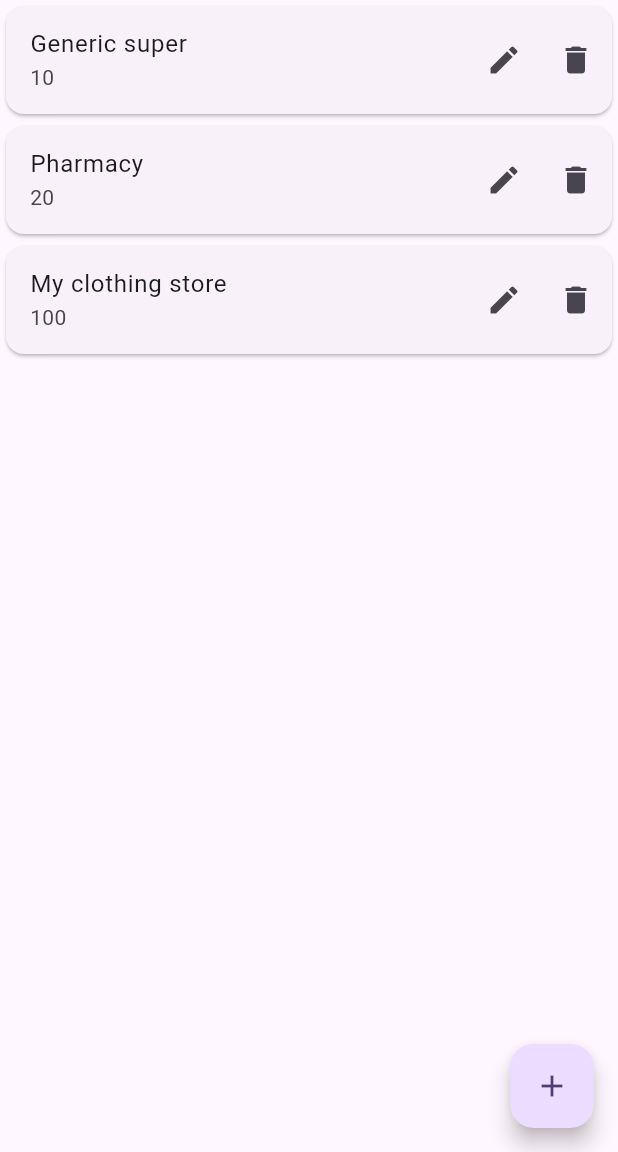
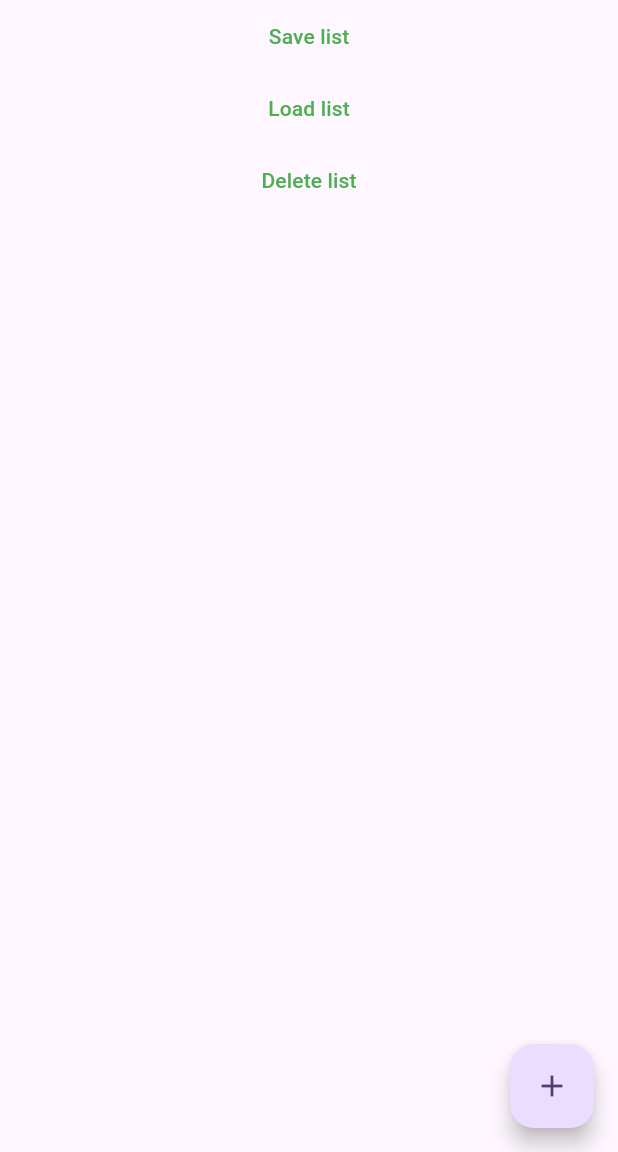
Before and after one commit to Troyansky1/YAMM, a Flutter app: the screen it shows after launch, on a phone screen of 412 x 824 dp, the part 84-1236 px from its top. Run offline on Flutter 3.47's test engine with Material 3 defaults, Android fonts, the phone set to English and light mode, and no system bars; our stand-ins replace csv, file_picker, permission_handler; statements that could not run were skipped.

Commit message:
List loads from csv to the home page wich still directs to the save transaction page

```diff
--- a/yamm_app/lib/HomePage.dart
+++ b/yamm_app/lib/HomePage.dart
@@ -1,6 +1,7 @@
 import 'package:flutter/material.dart';
+import 'package:yamm_app/Transaction.dart';
+import 'package:yamm_app/SaveAndLoadCsv.dart';
 import 'package:yamm_app/SaveTransaction.dart';
-import 'package:yamm_app/Transaction.dart';
 
 class HomePage extends StatefulWidget {
   const HomePage({super.key, required this.title});
@@ -12,11 +13,42 @@ class HomePage extends StatefulWidget {
 }
 
 class _MyHomePageState extends State<HomePage> {
+  //late List<List<dynamic>> employeeData;
+
+  late List<List<dynamic>> transactionsList;
+  late List<List<dynamic>> ImportedTransactionsList;
+
   List<Transaction> transactions = [
     Transaction(0, 'Generic super', 10),
     Transaction(1, 'Pharmacy', 20),
     Transaction(2, 'My clothing store', 100)
   ];
+
+  @override
+  initState() {
+    ImportedTransactionsList = List<List<dynamic>>.empty(growable: true);
+    transactionsList = List<List<dynamic>>.empty(growable: true);
+    transactionsList = [
+      Transaction(0, 'Generic super', 10).convertToListItem(),
+      Transaction(1, 'Pharmacy', 20).convertToListItem(),
+    ];
+
+    () async {
+      ImportedTransactionsList = await readListFromCsv();
+      setState(() {
+        ImportedTransactionsList = ImportedTransactionsList;
+      });
+    }();
+  }
+
+  List<Widget> getTextWidgets(List<dynamic> lst) {
+    List<Widget> widgets = [];
+    for (int i = 0; i < lst.length; i++) {
+      // Includes all fields
+      widgets.add(Text(lst[i].toString()));
+    }
+    return widgets;
+  }
 
   void newTransaction(Transaction transaction) {
     setState(() {
@@ -31,29 +63,56 @@ class _MyHomePageState extends State<HomePage> {
         backgroundColor: Theme.of(context).colorScheme.inversePrimary,
         title: Text(widget.title),
       ),
-      body: ListView.builder(
-          itemCount: transactions.length,
-          itemBuilder: (BuildContext context, int index) {
-            var transaction = transactions[index];
-            return Card(
-                child: Row(
-              children: <Widget>[
-                Expanded(
-                    child: ListTile(
-                  title: Text(transaction.serviceProvider),
-                  subtitle: Text(transaction.amount.toString()),
-                )),
-                Row(
-                  children: <Widget>[
-                    IconButton(
-                        onPressed: () => {}, icon: const Icon(Icons.edit)),
-                    IconButton(
-                        onPressed: () => {}, icon: const Icon(Icons.delete)),
-                  ],
-                )
-              ],
-            ));
-          }),
+      body: SingleChildScrollView(
+        child: Column(
+          mainAxisAlignment: MainAxisAlignment.spaceBetween,
+          children: <Widget>[
+            TextButton(
+              onPressed: () => writeListToCsv(transactionsList),
+              child: const Text(
+                "Save list",
+                style: TextStyle(color: Colors.green),
+              ),
+            ),
+            //The three buttons are for debug purposes.
+            TextButton(
+              onPressed: () async => {
+                ImportedTransactionsList = await readListFromCsv(),
+                setState(() {
+                  ImportedTransactionsList = ImportedTransactionsList;
+                })
+              },
+              child: const Text(
+                "Load list",
+                style: TextStyle(color: Colors.green),
+              ),
+            ),
+            TextButton(
+              onPressed: () => DeleteCsv(),
+              child: const Text(
+                "Delete list",
+                style: TextStyle(color: Colors.green),
+              ),
+            ),
+            ListView.builder(
+                shrinkWrap: true,
+                itemCount: ImportedTransactionsList.length,
+                itemBuilder: (context, index) {
+                  return Card(
+                    child: Padding(
+                      padding: const EdgeInsets.all(8.0),
+                      child: Column(
+                        mainAxisAlignment: MainAxisAlignment.spaceBetween,
+                        crossAxisAlignment: CrossAxisAlignment.start,
+                        children:
+                            getTextWidgets(ImportedTransactionsList[index]),
+                      ),
+                    ),
+                  );
+                }),
+          ],
+        ),
+      ),
       floatingActionButton: FloatingActionButton(
         onPressed: () {
           Navigator.push(
--- a/yamm_app/lib/SaveAndLoadCsv.dart
+++ b/yamm_app/lib/SaveAndLoadCsv.dart
@@ -20,7 +20,7 @@ writeListToCsv(List<List<dynamic>> lst) async {
   // Added delimiters at the eof
   String ValuesCSV = const ListToCsvConverter().convert(lst) + "\r\n";
 
-  print("Wrote list to csv:");
+  print("Wrote list to csv: $ValuesCSV");
 
   await file.writeAsString(
     ValuesCSV,
@@ -39,3 +39,16 @@ DeleteCsv() async {
   print(ValuesCSV);
   print("Deleted list from csv");
 }
+
+Future<List<List<dynamic>>> readListFromCsv() async {
+  //final GlobalKey<ScaffoldState> _scaffoldKey = GlobalKey<ScaffoldState>();
+  print("readListFromCsv");
+  File file = await getCsvFile();
+  final input = file.openRead();
+  final fields = await input
+      .transform(utf8.decoder)
+      .transform(new CsvToListConverter())
+      .toList();
+  print("fields from csv: $fields");
+  return fields;
+}
```
Also changed, not shown: yamm_app/lib/AddTransaction.dart (+11 -0 lines), yamm_app/lib/SaveTransaction.dart (+18 -19 lines).
